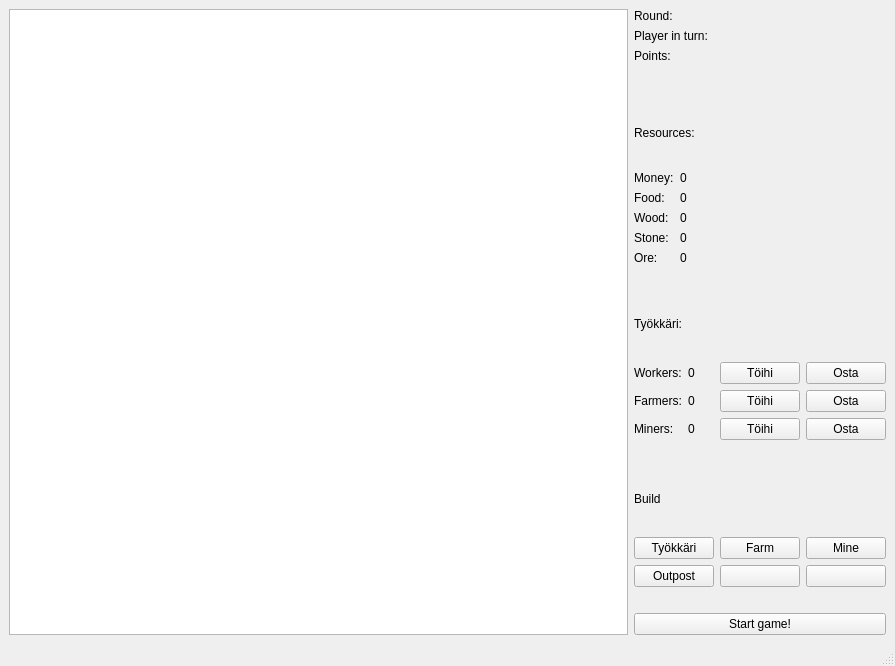
This is Game/mapwindow.ui in Alraatla/Pirkanmaan-Valloitus as Qt 5 draws it before an edit. The edited form follows.
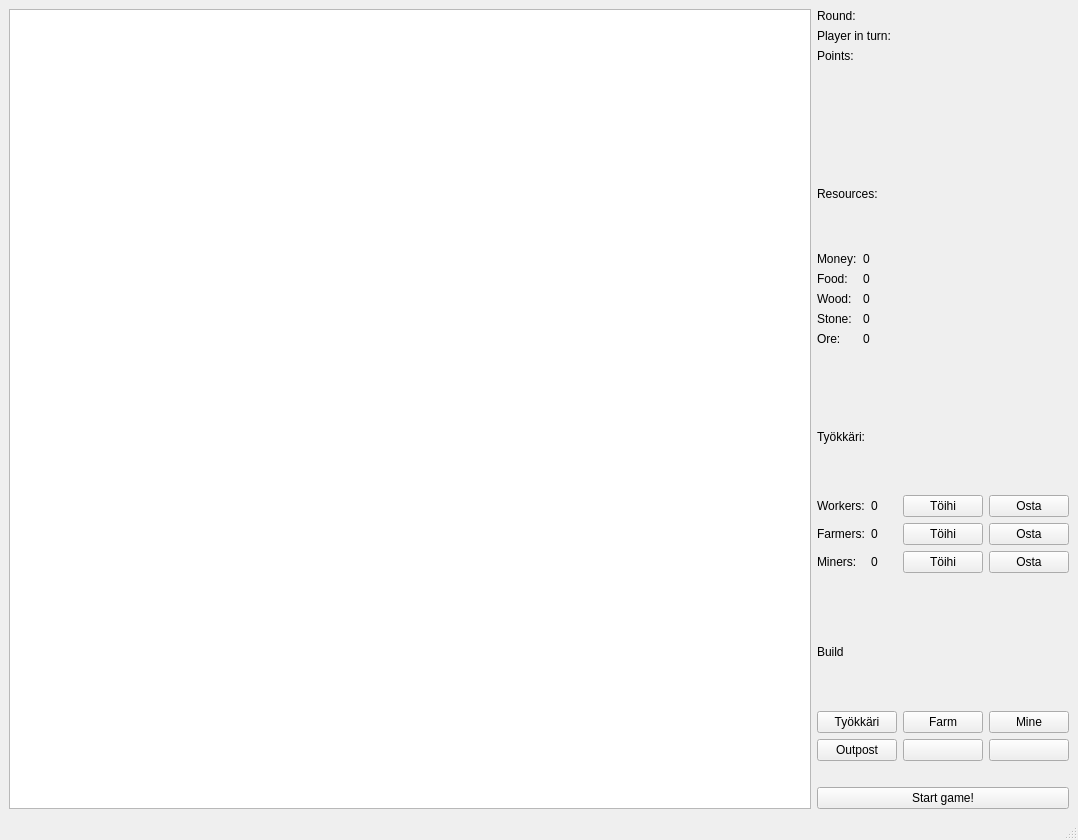
This is the edited form.

Commit message: fixed a bug so player can't build a farm on a tile with a worker on it

Patch:
```diff
--- a/Game/mapwindow.ui
+++ b/Game/mapwindow.ui
@@ -6,8 +6,8 @@
    <rect>
     <x>0</x>
     <y>0</y>
-    <width>895</width>
-    <height>666</height>
+    <width>1078</width>
+    <height>840</height>
    </rect>
   </property>
   <property name="windowTitle">
```
Left out of the diff: 2 changed lines with no effect on the pictures. The commit also changes 1 other file.
